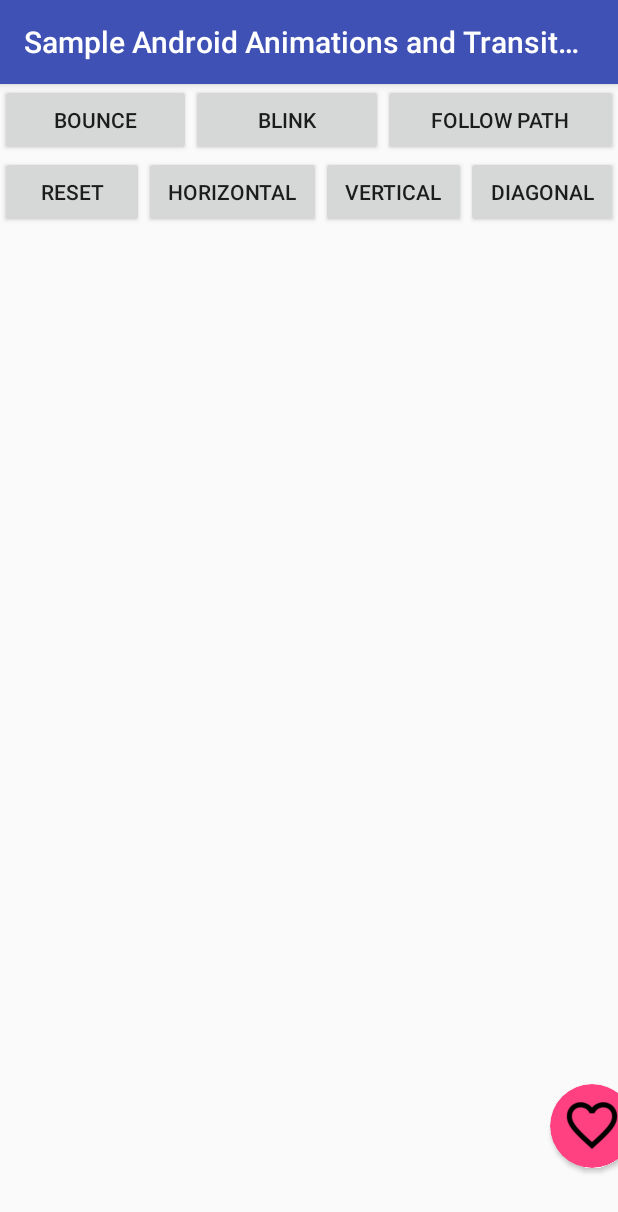
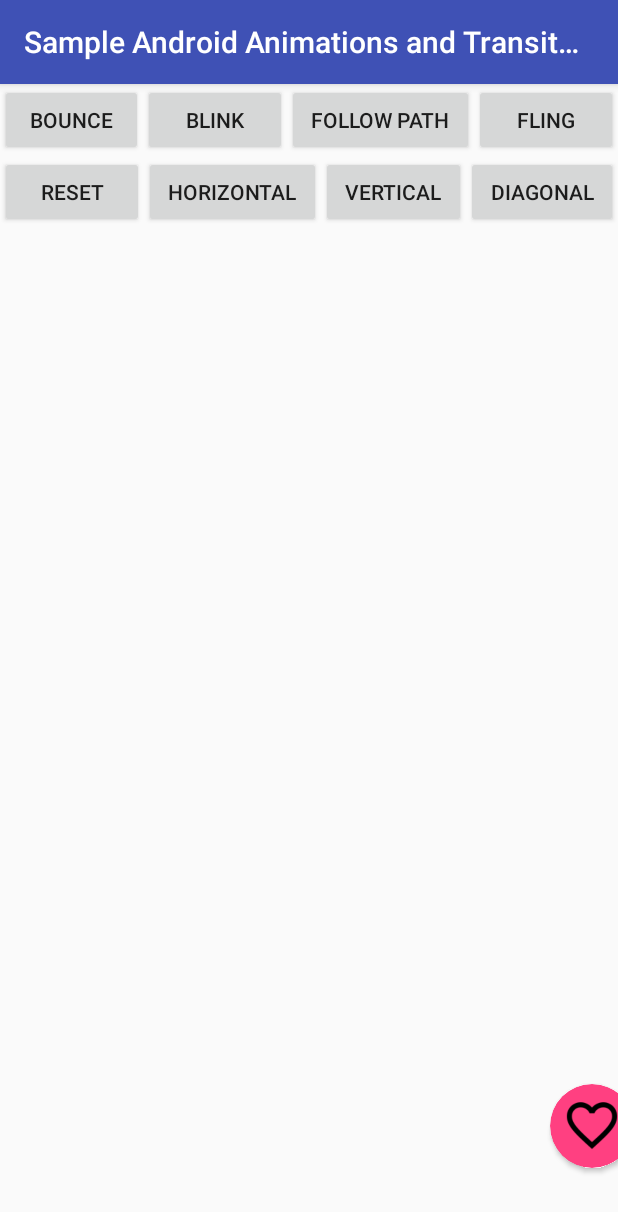
Before and after one commit to DarushDev/example-android-animations-and-transitions, an Android app: the PropertyAnimationActivity screen opened directly, with no data from a screen before it, after a tap on "FOLLOW PATH", on a phone screen of 412 x 824 dp. Shown: the top 1212 px of the screen. Run offline under Robolectric (Android 15) with nearby library versions, the phone set to English and light mode, and no system bars; 2 other taps on this screen came first.

Commit message:
Use fling animation

```diff
--- a/app/build.gradle
+++ b/app/build.gradle
@@ -26,4 +26,5 @@ dependencies {
     androidTestImplementation 'com.android.support.test:runner:1.0.2'
     androidTestImplementation 'com.android.support.test.espresso:espresso-core:3.0.2'
     implementation 'com.android.support:cardview-v7:28.0.0-rc02'
+    implementation 'com.android.support:support-dynamic-animation:28.0.0-rc02'
 }
--- a/app/src/main/java/com/example/sampleandroidanimationsandtransitions/PropertyAnimationActivity.java
+++ b/app/src/main/java/com/example/sampleandroidanimationsandtransitions/PropertyAnimationActivity.java
@@ -17,6 +17,7 @@ public class PropertyAnimationActivity extends AppCompatActivity implements View
     Button btnBounce;
     Button btnBlink;
     Button btnFollowPath;
+    Button btnFling;
     ImageView ivHeart;
 
     @Override
@@ -32,6 +33,7 @@ public class PropertyAnimationActivity extends AppCompatActivity implements View
         btnBounce = findViewById(R.id.button_main_bounce);
         btnBlink = findViewById(R.id.button_main_blink);
         btnFollowPath = findViewById(R.id.button_main_followpath);
+        btnFling = findViewById(R.id.button_main_fling);
         ivHeart = findViewById(R.id.image_main_heart);
 
         btnHorizontal.setOnClickListener(this);
@@ -41,6 +43,7 @@ public class PropertyAnimationActivity extends AppCompatActivity implements View
         btnBounce.setOnClickListener(this);
         btnBlink.setOnClickListener(this);
         btnFollowPath.setOnClickListener(this);
+        btnFling.setOnClickListener(this);
         ivHeart.setOnClickListener(this);
 
     }
@@ -75,6 +78,9 @@ public class PropertyAnimationActivity extends AppCompatActivity implements View
             case R.id.button_main_followpath:
                 AnimUtils.followPath(cardBall);
                 break;
+            case R.id.button_main_fling:
+                AnimUtils.flingAnimation(cardBall);
+                break;
 
         }
     }
--- a/app/src/main/res/layout/activity_property_animation.xml
+++ b/app/src/main/res/layout/activity_property_animation.xml
@@ -31,6 +31,13 @@
             android:layout_height="wrap_content"
             android:layout_weight="1"
             android:text="Follow Path" />
+
+        <Button
+            android:id="@+id/button_main_fling"
+            android:layout_width="wrap_content"
+            android:layout_height="wrap_content"
+            android:layout_weight="1"
+            android:text="Fling" />
 
     </LinearLayout>
 
```
Also changed, not shown: app/src/main/java/com/example/sampleandroidanimationsandtransitions/AnimUtils.java (+12 -0 lines).
